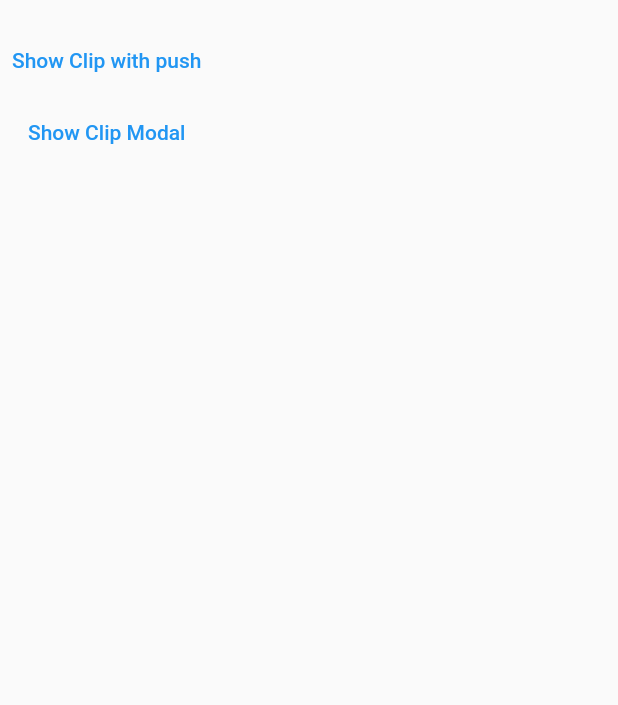
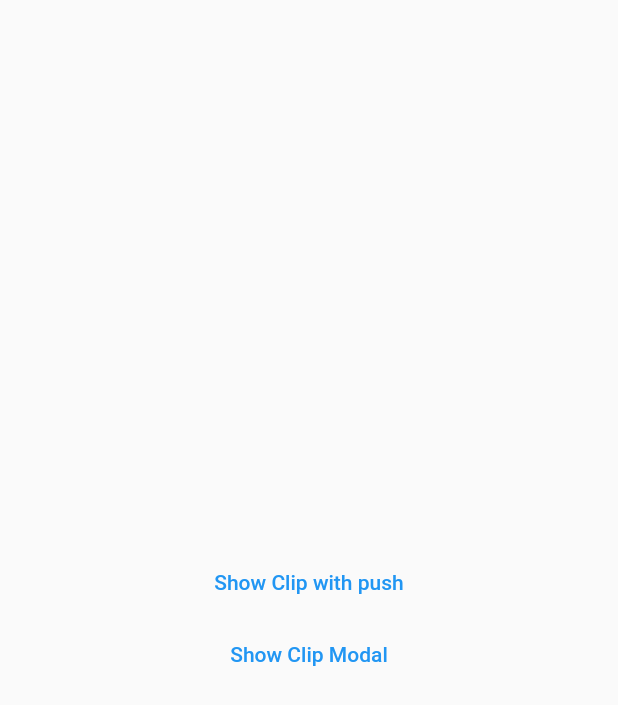
Before and after one commit to Urkman/betterplayer_demo, a Flutter app: the TopicalPage widget shown alone on an empty page, opened directly, on a phone screen of 412 x 824 dp. Shown: the top 705 px of the screen. Run offline on Flutter 3.47's test engine with Material 2 defaults, Android fonts, the phone set to English and light mode, and no system bars; our stand-ins replace better_player, flutter_platform_widgets, get, modal_bottom_sheet; missing offline and left inert: youtube_explode_dart.

Commit message:
small changes

```diff
--- a/lib/pages/topical/topical_page.dart
+++ b/lib/pages/topical/topical_page.dart
@@ -8,19 +8,20 @@
   @override
   Widget build(BuildContext context) {
     return Column(
+      mainAxisAlignment: MainAxisAlignment.center,
+      crossAxisAlignment: CrossAxisAlignment.center,
       children: [
-        Text(""),
         PlatformTextButton(
           onPressed: () {
             Coordinator().showClip(Clip.example(), context);
           },
-          child: Text("Show Clip with push"),
+          child: Center(child: Text("Show Clip with push")),
         ),
         PlatformTextButton(
           onPressed: () {
             Coordinator().showClipModal(Clip.example(), context);
           },
-          child: Text("Show Clip Modal"),
+          child: Center(child: Text("Show Clip Modal")),
         ),
       ],
     );
```
Also changed, not shown: 1 other file.
